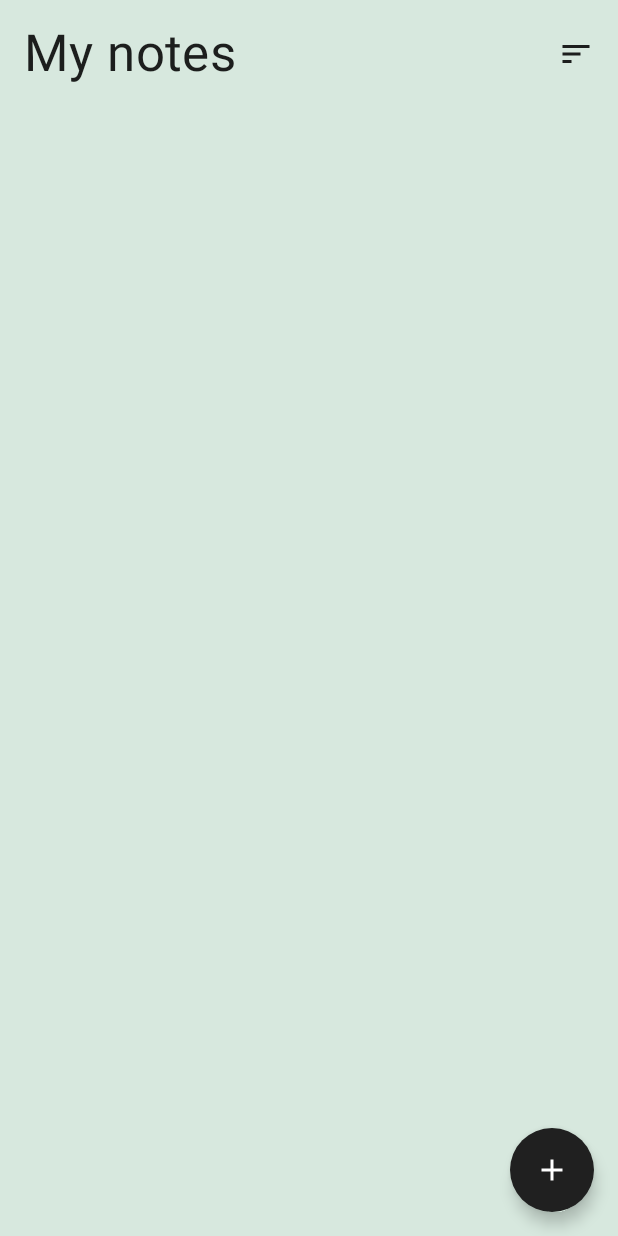
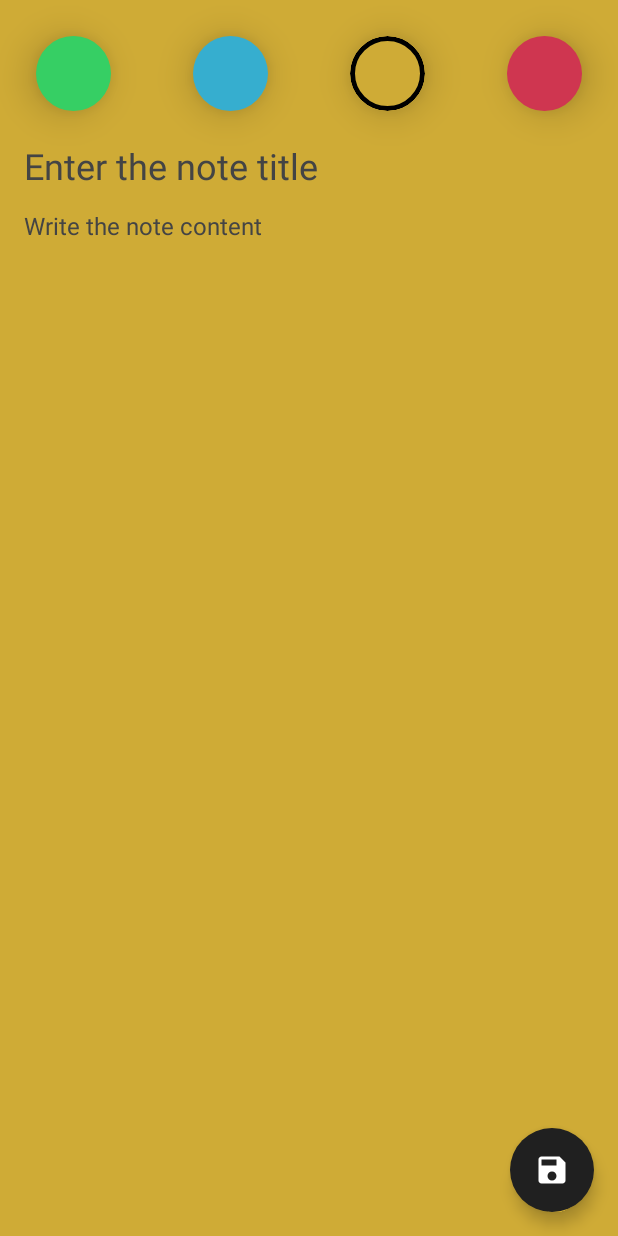
Before and after one commit to victor-medeiros/NoteApp, an Android app built with Jetpack Compose: the screen it shows after launch (MainActivity), after a tap on "Add note", on a phone screen of 412 x 824 dp. Run offline under Robolectric (Android 15) with nearby library versions, the phone set to English and light mode, and no system bars; our stand-ins replace Dagger/Hilt's generated code, Room's generated code.

Commit message:
Adding route to add note screen on notes screen

```diff
--- a/app/src/main/java/com/victor/noteapp/MainActivity.kt
+++ b/app/src/main/java/com/victor/noteapp/MainActivity.kt
@@ -40,7 +40,8 @@ class MainActivity : ComponentActivity() {
                             NotesScreen(navController = navController)
                         }
                         composable(
-                            route = Screen.AddEditNoteScreen.route,
+                            route = Screen.AddEditNoteScreen.route
+                                    + "?noteId={noteId}&noteColor={noteColor}",
                             arguments = listOf(
                                 navArgument(name = "noteId") {
                                     type = NavType.IntType
--- a/app/src/main/java/com/victor/noteapp/features/note/presentation/add_edit_note/AddEditNoteScreen.kt
+++ b/app/src/main/java/com/victor/noteapp/features/note/presentation/add_edit_note/AddEditNoteScreen.kt
@@ -14,7 +14,6 @@ import androidx.compose.runtime.Composable
 import androidx.compose.runtime.LaunchedEffect
 import androidx.compose.runtime.remember
 import androidx.compose.runtime.rememberCoroutineScope
-import androidx.compose.ui.Alignment
 import androidx.compose.ui.Modifier
 import androidx.compose.ui.draw.clip
 import androidx.compose.ui.draw.shadow
@@ -65,7 +64,6 @@ fun AddEditNoteScreen(
     }
 
     Scaffold(
-        modifier = Modifier.fillMaxSize(),
         floatingActionButton = {
             FloatingActionButton(
                 onClick = {
@@ -78,15 +76,19 @@ fun AddEditNoteScreen(
                     contentDescription = "Save note",
                 )
             }
-        }
+        },
+        scaffoldState = scaffoldState
     ) {
         Column(
             modifier = Modifier
+                .background(noteBackGroundAnimatable.value)
                 .padding(16.dp)
+                .fillMaxSize()
         ) {
             Row(
-                modifier = Modifier.fillMaxWidth(),
-                verticalAlignment = Alignment.CenterVertically,
+                modifier = Modifier
+                    .fillMaxWidth()
+                    .padding(8.dp),
                 horizontalArrangement = Arrangement.SpaceBetween
             ) {
                 Note.colors.forEach { color ->
@@ -124,7 +126,7 @@ fun AddEditNoteScreen(
                 isHintVisible = titleState.isHintVisible,
                 textStyle = MaterialTheme.typography.h5,
                 singleLine = true,
-                onTextChange = {
+                onValueChange = {
                     viewModel.onEvent(AddEditNoteEvent.ChangeTitleText(it))
                 },
                 onFocusChange = {
@@ -138,7 +140,7 @@ fun AddEditNoteScreen(
                 isHintVisible = contentState.isHintVisible,
                 textStyle = MaterialTheme.typography.body1,
                 singleLine = false,
-                onTextChange = {
+                onValueChange = {
                     viewModel.onEvent(AddEditNoteEvent.ChangeContentText(it))
                 },
                 onFocusChange = {
--- a/app/src/main/java/com/victor/noteapp/features/note/presentation/add_edit_note/AddEditNoteViewModel.kt
+++ b/app/src/main/java/com/victor/noteapp/features/note/presentation/add_edit_note/AddEditNoteViewModel.kt
@@ -1,5 +1,6 @@
 package com.victor.noteapp.features.note.presentation.add_edit_note
 
+import android.util.Log
 import androidx.compose.runtime.State
 import androidx.compose.runtime.mutableStateOf
 import androidx.compose.ui.graphics.toArgb
@@ -66,9 +67,13 @@ class AddEditNoteViewModel @Inject constructor(
                 )
             }
             is AddEditNoteEvent.FocusTitleTextField -> {
+                val isHintVisible = !event.focusState.isFocused
+                        && contentState.value.text.isBlank()
+                Log.d("Title", ":::")
+                Log.d("isFocused", (!event.focusState.isFocused).toString())
+                Log.d("isBlank", contentState.value.text.toString())
                 _titleState.value = titleState.value.copy(
-                    isHintVisible = !event.focusState.isFocused
-                            && titleState.value.text.isBlank()
+                    isHintVisible = isHintVisible
                 )
             }
             is AddEditNoteEvent.ChangeContentText -> {
@@ -77,9 +82,11 @@ class AddEditNoteViewModel @Inject constructor(
                 )
             }
             is AddEditNoteEvent.FocusContentTextField -> {
+                val isHintVisible = !event.focusState.isFocused
+                        && contentState.value.text.isBlank()
+                Log.d("isHintVisible", isHintVisible.toString())
                 _contentState.value = contentState.value.copy(
-                    isHintVisible = event.focusState.isFocused
-                            && contentState.value.text.isBlank()
+                    isHintVisible = isHintVisible
                 )
             }
             is AddEditNoteEvent.ChangeColor -> {
--- a/app/src/main/java/com/victor/noteapp/features/note/presentation/add_edit_note/components/TransparentHintTextField.kt
+++ b/app/src/main/java/com/victor/noteapp/features/note/presentation/add_edit_note/components/TransparentHintTextField.kt
@@ -19,8 +19,7 @@ fun TransparentHintTextField(
     modifier: Modifier = Modifier,
     textStyle: TextStyle,
     singleLine: Boolean,
-    maxLines: Int = 10,
-    onTextChange: (String) -> Unit,
+    onValueChange: (String) -> Unit,
     onFocusChange: (FocusState) -> Unit
 ) {
     Box(modifier = modifier) {
@@ -28,12 +27,12 @@ fun TransparentHintTextField(
             modifier = Modifier
                 .fillMaxWidth()
                 .onFocusChanged {
-                    onFocusChange
+                    onFocusChange(it)
                 },
             value = text,
             textStyle = textStyle,
             singleLine = singleLine,
-            onValueChange = onTextChange
+            onValueChange = onValueChange
         )
         if (isHintVisible) {
             Text(
--- a/app/src/main/java/com/victor/noteapp/features/note/presentation/notes/components/NotesScreen.kt
+++ b/app/src/main/java/com/victor/noteapp/features/note/presentation/notes/NotesScreen.kt
@@ -19,6 +19,7 @@ import androidx.navigation.NavController
 import androidx.navigation.Navigation
 import com.victor.noteapp.features.note.presentation.notes.NotesEvent
 import com.victor.noteapp.features.note.presentation.notes.NotesViewModel
+import com.victor.noteapp.features.note.presentation.utils.Screen
 import kotlinx.coroutines.launch
 
 @ExperimentalAnimationApi
@@ -36,7 +37,9 @@ fun NotesScreen(
     Scaffold(
         floatingActionButton = {
             FloatingActionButton(
-                onClick = { /*TODO*/ },
+                onClick = {
+                    navController.navigate(Screen.AddEditNoteScreen.route)
+                },
                 backgroundColor = MaterialTheme.colors.primary
             ) {
                 Icon(
@@ -86,6 +89,11 @@ fun NotesScreen(
         LazyColumn() {
             items(state.notes) { note ->
                 NoteItem(
+                    modifier = Modifier.clickable {
+                        navController.navigate(
+                            "${Screen.AddEditNoteScreen.route}?noteId=${note.id}"
+                        )
+                    },
                     note = note,
                     onDelete = {
                         viewModel.onEvent(NotesEvent.DeleteNote(note))
```
